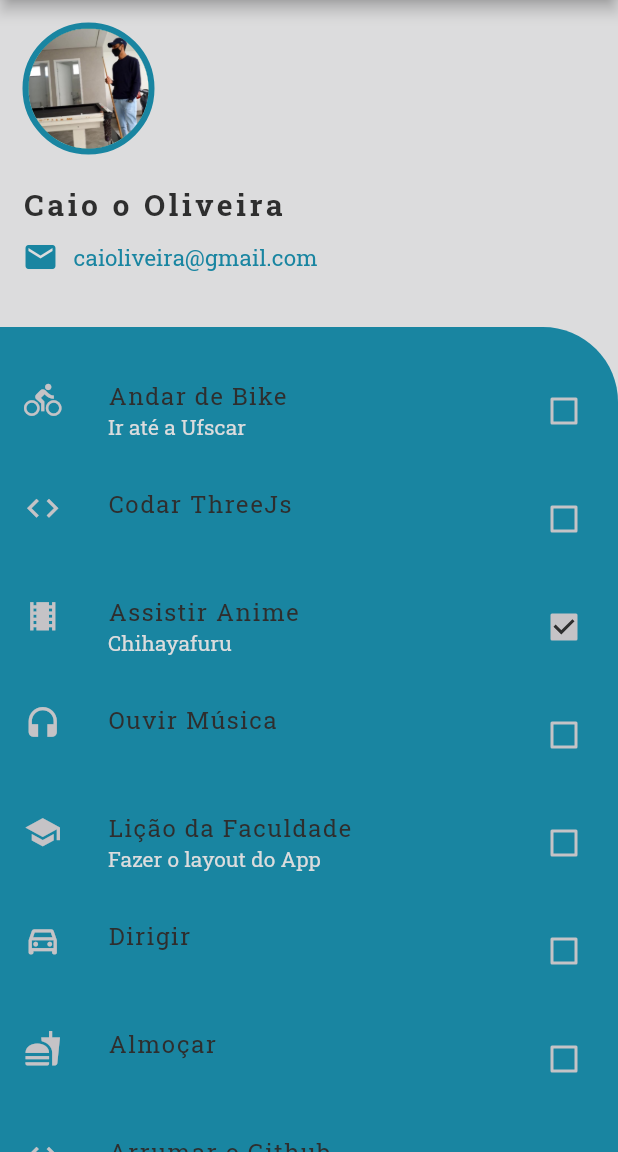
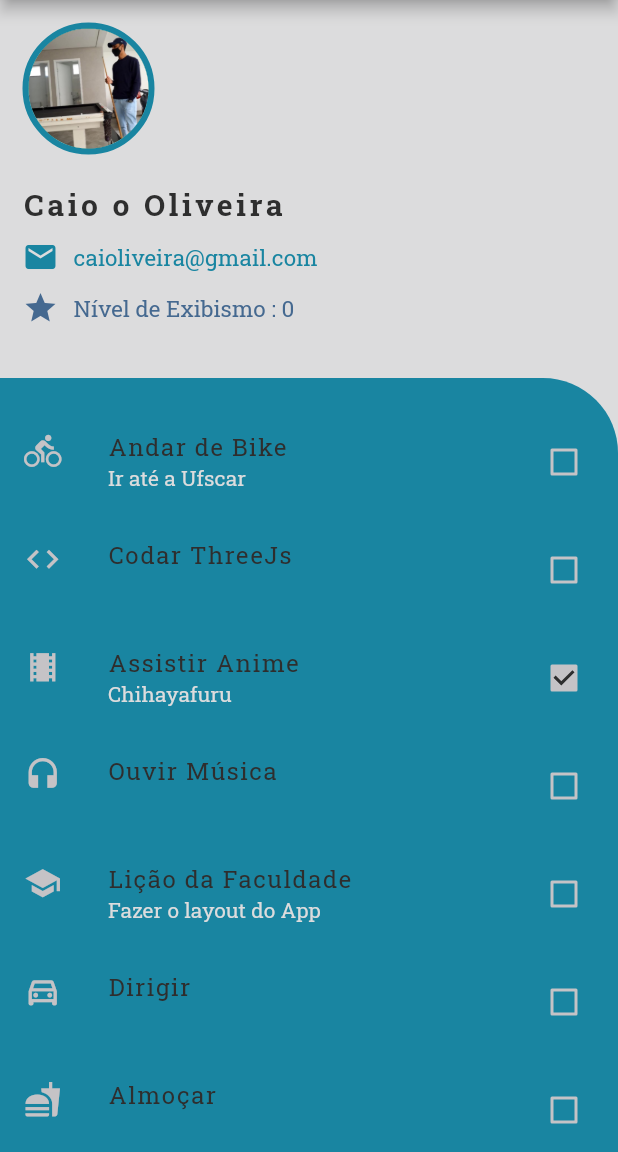
Before and after one commit to AmandaCleto/flutter--todo-list--front, a Flutter app: the screen it shows after launch, on a phone screen of 412 x 824 dp, the part 84-1236 px from its top. Run offline on Flutter 3.47's test engine with Material 2 defaults, Android fonts, the light colour scheme and no system bars.

Commit message:
created a iconButton and created a file just for todo class

```diff
--- /dev/null
+++ b/lib/Todo.dart
@@ -0,0 +1,13 @@
+class Todo {
+  String description;
+  String icon;
+  String complement;
+  bool? checked;
+
+  Todo({
+    this.description = '',
+    this.icon = '',
+    this.complement = '',
+    this.checked = false,
+  });
+}
--- a/lib/main.dart
+++ b/lib/main.dart
@@ -1,4 +1,6 @@
 import 'package:flutter/material.dart';
+
+import 'Todo.dart';
 
 void main() {
   runApp(App());
@@ -21,7 +23,6 @@ class App extends StatelessWidget {
 }
 
 class HomePage extends StatefulWidget {
-  final List<Map<String, dynamic>> items = [];
   final List<Todo> todoList = [
     Todo(
       description: 'Andar de Bike',
@@ -74,6 +75,8 @@ class HomePage extends StatefulWidget {
 }
 
 class _HomePageState extends State<HomePage> {
+  int sum = 0;
+
   @override
   Widget build(BuildContext context) {
     return Scaffold(
@@ -149,7 +152,36 @@ class _HomePageState extends State<HomePage> {
                             ),
                           ),
                         ],
-                      )
+                      ),
+                      SizedBox(
+                        height: 10.0,
+                      ),
+                      Row(
+                        children: [
+                          IconButton(
+                            padding: EdgeInsets.zero,
+                            constraints: BoxConstraints(),
+                            icon: const Icon(Icons.star),
+                            color: Color(0xFF456990),
+                            tooltip: 'aumenta o nível',
+                            onPressed: () {
+                              setState(() {
+                                sum += 1;
+                              });
+                            },
+                          ),
+                          SizedBox(
+                            width: 10.0,
+                          ),
+                          Text(
+                            'Nível de Exibismo : $sum',
+                            style: TextStyle(
+                                color: Color(0xFF456990),
+                                fontSize: 15.0,
+                                fontFamily: 'RobotoSlab'),
+                          ),
+                        ],
+                      ),
                     ],
                   ),
                 ),
@@ -225,17 +257,3 @@ class _HomePageState extends State<HomePage> {
     );
   }
 }
-
-class Todo {
-  String description;
-  String icon;
-  String complement;
-  bool? checked;
-
-  Todo({
-    this.description = '',
-    this.icon = '',
-    this.complement = '',
-    this.checked = false,
-  });
-}
```
